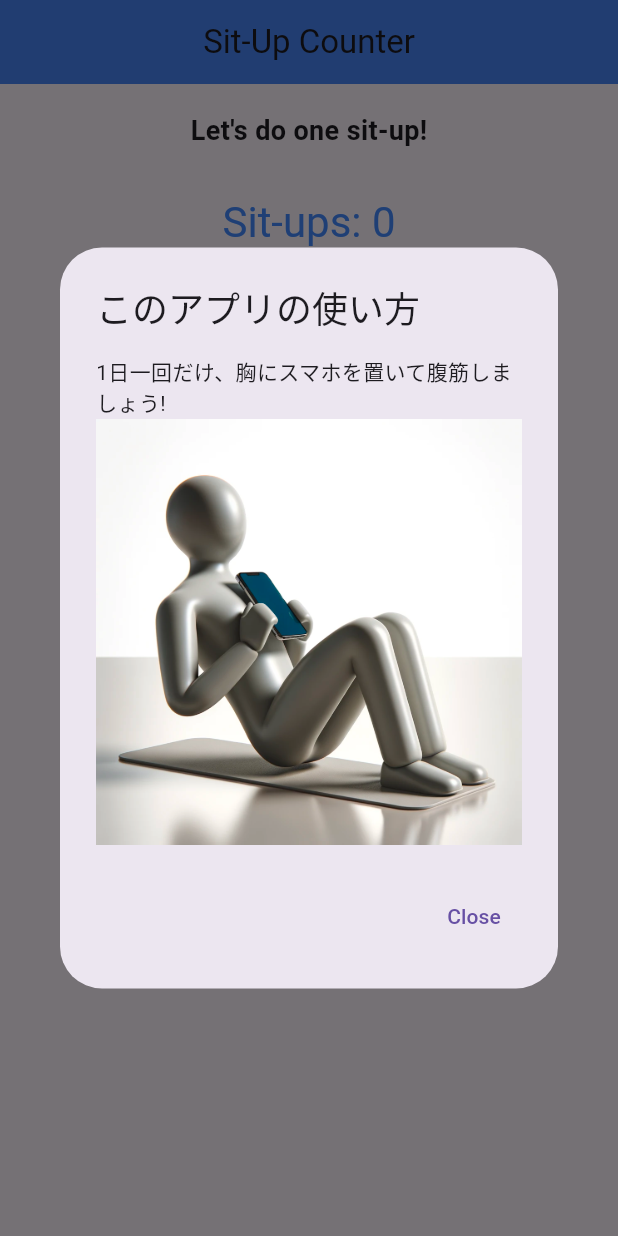
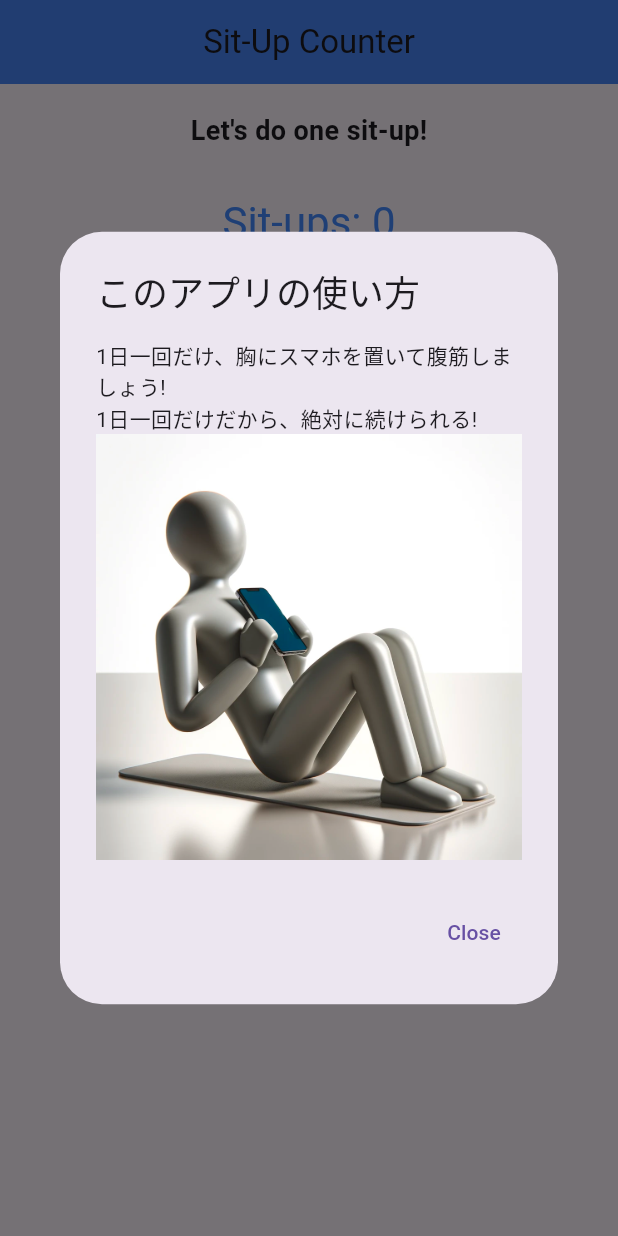
Before and after one commit to theMistletoe/only-one-sit-up, a Flutter app: the screen it shows after launch, on a phone screen of 412 x 824 dp. Run offline on Flutter 3.47's test engine with Material 3 defaults, Android fonts, the phone set to English and light mode, and no system bars; our stand-ins replace confetti, sensors_plus, shared_preferences, sqflite, vibration; accounts and stored records are empty.

Commit message:
Add additional instruction for daily exercise

```diff
--- a/lib/main.dart
+++ b/lib/main.dart
@@ -67,6 +67,7 @@ class _MyHomePageState extends State<MyHomePage> {
             child: ListBody(
               children: <Widget>[
                 const Text("1日一回だけ、胸にスマホを置いて腹筋しましょう!"),
+                const Text("1日一回だけだから、絶対に続けられる!"),
                 // Example text, add your instructions here
                 Image.asset(
                     'assets/instruction_image.png'), // Example image, replace with your asset
```
